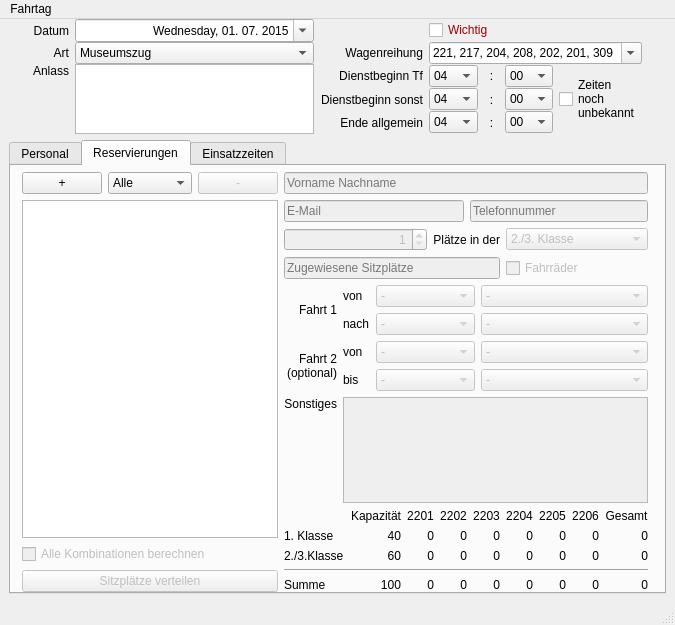
Before: the Qt Designer form Programm/fahrtagwindow.ui in philjosch/Einsatzplaner, drawn with Qt 5.
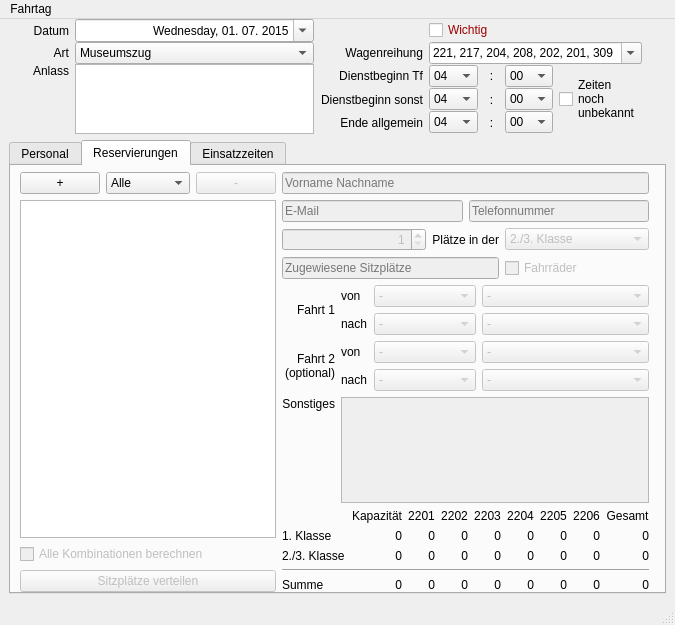
After: the same form once the commit is applied. The open tabs and pages were chosen to show the change.

What changed in the file:
```diff
--- a/Programm/fahrtagwindow.ui
+++ b/Programm/fahrtagwindow.ui
@@ -1047,7 +1047,7 @@
           <item row="3" column="1">
            <widget class="QLabel" name="labelF2Bis">
             <property name="text">
-             <string>bis</string>
+             <string>nach</string>
             </property>
            </widget>
           </item>
@@ -1557,7 +1557,7 @@
           <item row="1" column="1">
            <widget class="QLabel" name="labelKapErste">
             <property name="text">
-             <string>40</string>
+             <string>0</string>
             </property>
             <property name="alignment">
              <set>Qt::AlignRight|Qt::AlignTrailing|Qt::AlignVCenter</set>
@@ -1637,14 +1637,14 @@
           <item row="2" column="0">
            <widget class="QLabel" name="labelSonst">
             <property name="text">
-             <string>2./3.Klasse</string>
+             <string>2./3. Klasse</string>
             </property>
            </widget>
           </item>
           <item row="2" column="1">
            <widget class="QLabel" name="labelKapSonst">
             <property name="text">
-             <string>60</string>
+             <string>0</string>
             </property>
             <property name="alignment">
              <set>Qt::AlignRight|Qt::AlignTrailing|Qt::AlignVCenter</set>
@@ -1738,7 +1738,7 @@
           <item row="4" column="1">
            <widget class="QLabel" name="labelKapSum">
             <property name="text">
-             <string>100</string>
+             <string>0</string>
             </property>
             <property name="alignment">
              <set>Qt::AlignRight|Qt::AlignTrailing|Qt::AlignVCenter</set>
```
Left out of the diff: 14 changed lines with no effect on the pictures.
